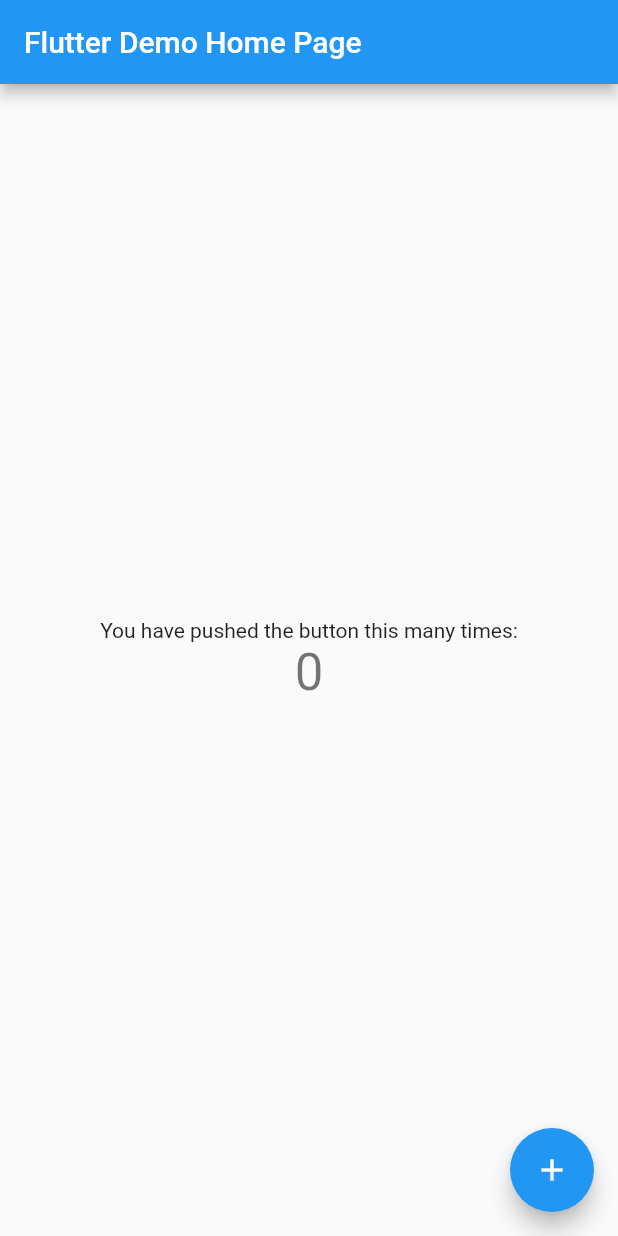
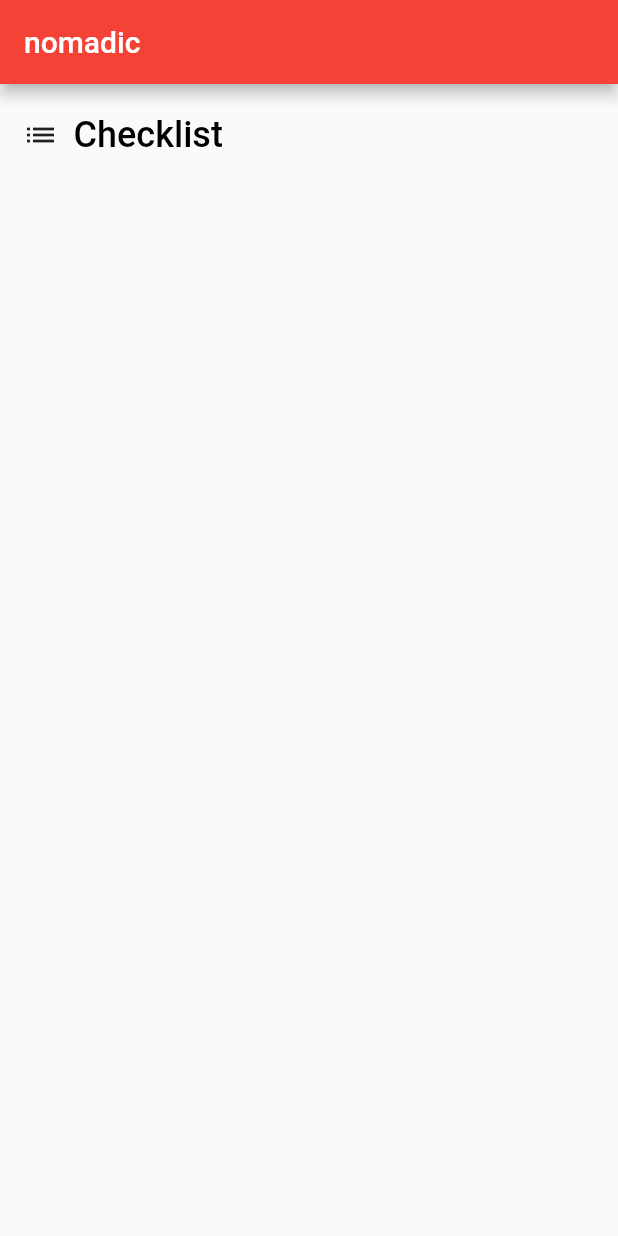
Before and after one commit to eimlav/nomadic, a Flutter app: the screen it shows after launch, on a phone screen of 412 x 824 dp. Run offline on Flutter 3.47's test engine with Material 2 defaults, Android fonts, the phone set to English and light mode, and no system bars; Roboto replaces fonts that are missing (Montserrat).

Commit message:
Create HomeScreen

```diff
--- a/lib/main.dart
+++ b/lib/main.dart
@@ -1,111 +1,17 @@
 import 'package:flutter/material.dart';
+
+import './styles.dart';
+import 'screens/home_screen.dart';
 
 void main() => runApp(MyApp());
 
 class MyApp extends StatelessWidget {
-  // This widget is the root of your application.
   @override
   Widget build(BuildContext context) {
     return MaterialApp(
-      title: 'Flutter Demo',
-      theme: ThemeData(
-        // This is the theme of your application.
-        //
-        // Try running your application with "flutter run". You'll see the
-        // application has a blue toolbar. Then, without quitting the app, try
-        // changing the primarySwatch below to Colors.green and then invoke
-        // "hot reload" (press "r" in the console where you ran "flutter run",
-        // or simply save your changes to "hot reload" in a Flutter IDE).
-        // Notice that the counter didn't reset back to zero; the application
-        // is not restarted.
-        primarySwatch: Colors.blue,
-      ),
-      home: MyHomePage(title: 'Flutter Demo Home Page'),
+      title: 'nomadic',
+      theme: Styles.appTheme,
+      home: HomeScreen(),
     );
   }
 }
-
-class MyHomePage extends StatefulWidget {
-  MyHomePage({Key key, this.title}) : super(key: key);
-
-  // This widget is the home page of your application. It is stateful, meaning
-  // that it has a State object (defined below) that contains fields that affect
-  // how it looks.
-
-  // This class is the configuration for the state. It holds the values (in this
-  // case the title) provided by the parent (in this case the App widget) and
-  // used by the build method of the State. Fields in a Widget subclass are
-  // always marked "final".
-
-  final String title;
-
-  @override
-  _MyHomePageState createState() => _MyHomePageState();
-}
-
-class _MyHomePageState extends State<MyHomePage> {
-  int _counter = 0;
-
-  void _incrementCounter() {
-    setState(() {
-      // This call to setState tells the Flutter framework that something has
-      // changed in this State, which causes it to rerun the build method below
-      // so that the display can reflect the updated values. If we changed
-      // _counter without calling setState(), then the build method would not be
-      // called again, and so nothing would appear to happen.
-      _counter++;
-    });
-  }
-
-  @override
-  Widget build(BuildContext context) {
-    // This method is rerun every time setState is called, for instance as done
-    // by the _incrementCounter method above.
-    //
-    // The Flutter framework has been optimized to make rerunning build methods
-    // fast, so that you can just rebuild anything that needs updating rather
-    // than having to individually change instances of widgets.
-    return Scaffold(
-      appBar: AppBar(
-        // Here we take the value from the MyHomePage object that was created by
-        // the App.build method, and use it to set our appbar title.
-        title: Text(widget.title),
-      ),
-      body: Center(
-        // Center is a layout widget. It takes a single child and positions it
-        // in the middle of the parent.
-        child: Column(
-          // Column is also a layout widget. It takes a list of children and
-          // arranges them vertically. By default, it sizes itself to fit its
-          // children horizontally, and tries to be as tall as its parent.
-          //
-          // Invoke "debug painting" (press "p" in the console, choose the
-          // "Toggle Debug Paint" action from the Flutter Inspector in Android
-          // Studio, or the "Toggle Debug Paint" command in Visual Studio Code)
-          // to see the wireframe for each widget.
-          //
-          // Column has various properties to control how it sizes itself and
-          // how it positions its children. Here we use mainAxisAlignment to
-          // center the children vertically; the main axis here is the vertical
-          // axis because Columns are vertical (the cross axis would be
-          // horizontal).
-          mainAxisAlignment: MainAxisAlignment.center,
-          children: <Widget>[
-            Text(
-              'You have pushed the button this many times:',
-            ),
-            Text(
-              '$_counter',
-              style: Theme.of(context).textTheme.display1,
-            ),
-          ],
-        ),
-      ),
-      floatingActionButton: FloatingActionButton(
-        onPressed: _incrementCounter,
-        tooltip: 'Increment',
-        child: Icon(Icons.add),
-      ), // This trailing comma makes auto-formatting nicer for build methods.
-    );
-  }
-}
--- /dev/null
+++ b/lib/screens/home_screen.dart
@@ -0,0 +1,50 @@
+import 'package:flutter/material.dart';
+
+import '../styles.dart';
+
+class HomeScreen extends StatefulWidget {
+  @override
+  _HomeScreenState createState() => _HomeScreenState();
+}
+
+class _HomeScreenState extends State<HomeScreen> {
+  @override
+  Widget build(BuildContext context) {
+    return Scaffold(
+      appBar: AppBar(
+        automaticallyImplyLeading: false,
+        title: Text('nomadic'),
+      ),
+      body: _buildContent(),
+    );
+  }
+
+  Widget _buildContent() {
+    return SafeArea(
+      child: SingleChildScrollView(
+        padding: Styles.screenContentPadding,
+        child: Column(
+          children: _buildScrollViewItems(),
+        ),
+      ),
+    );
+  }
+
+  List<Widget> _buildScrollViewItems() {
+    return [_buildListButton('Checklist', Icons.list, () {})];
+  }
+
+  Widget _buildListButton(String title, IconData icon, Function callback) {
+    return FlatButton(
+        highlightColor: Colors.grey[200],
+        padding: EdgeInsets.fromLTRB(5.0, 10.0, 5.0, 10.0),
+        onPressed: callback,
+        child: SizedBox(
+            width: double.infinity,
+            child: Row(children: [
+              Icon(icon),
+              Container(width: 10.0),
+              Text(title, style: Styles.headerLarge, textAlign: TextAlign.left)
+            ])));
+  }
+}
--- /dev/null
+++ b/lib/styles.dart
@@ -0,0 +1,37 @@
+import 'package:flutter/material.dart';
+
+class Styles {
+  static ThemeData appTheme =
+      ThemeData(primarySwatch: Colors.red, backgroundColor: Colors.grey[100]);
+
+  static const horizontalPaddingDefault = 10.0;
+  static const verticalPaddingDefault = 10.0;
+
+  static const _textSizeLarge = 24.0;
+  static const _textSizeDefault = 15.0;
+  static const _textSizeMedium = 16.0;
+  static const _textSizeSmall = 12.0;
+
+  static final Color _textColorStrong = _hexToColor('000000');
+  static final Color _textColorDefault = _hexToColor('003d33');
+  static final Color _textColorFaint = _hexToColor('858585');
+  static final Color _textColorVeryFaint = _hexToColor('909090');
+
+  static final String _fontNameDefault = 'Montserrat';
+
+  static final headerLarge = TextStyle(
+    fontFamily: _fontNameDefault,
+    fontSize: _textSizeLarge,
+    color: _textColorStrong,
+  );
+
+  static EdgeInsets screenContentPadding = EdgeInsets.only(
+    left: Styles.horizontalPaddingDefault,
+    right: Styles.horizontalPaddingDefault,
+    top: Styles.verticalPaddingDefault,
+  );
+
+  static Color _hexToColor(String code) {
+    return Color(int.parse(code.substring(0, 6), radix: 16) + 0xFF000000);
+  }
+}
```
